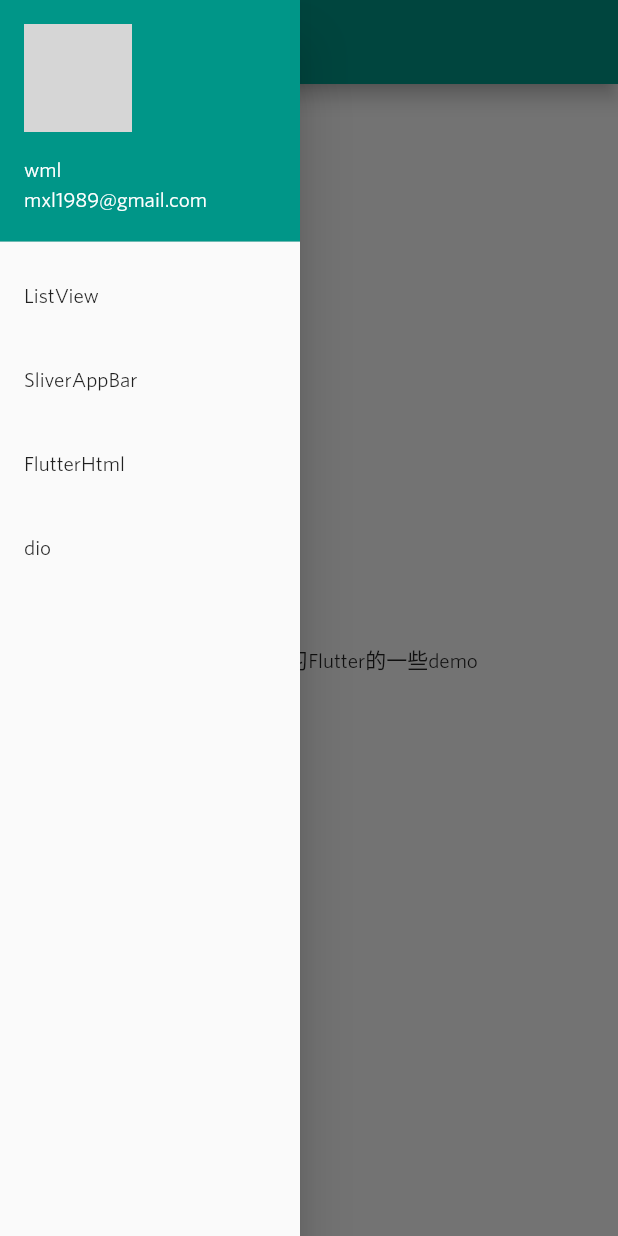
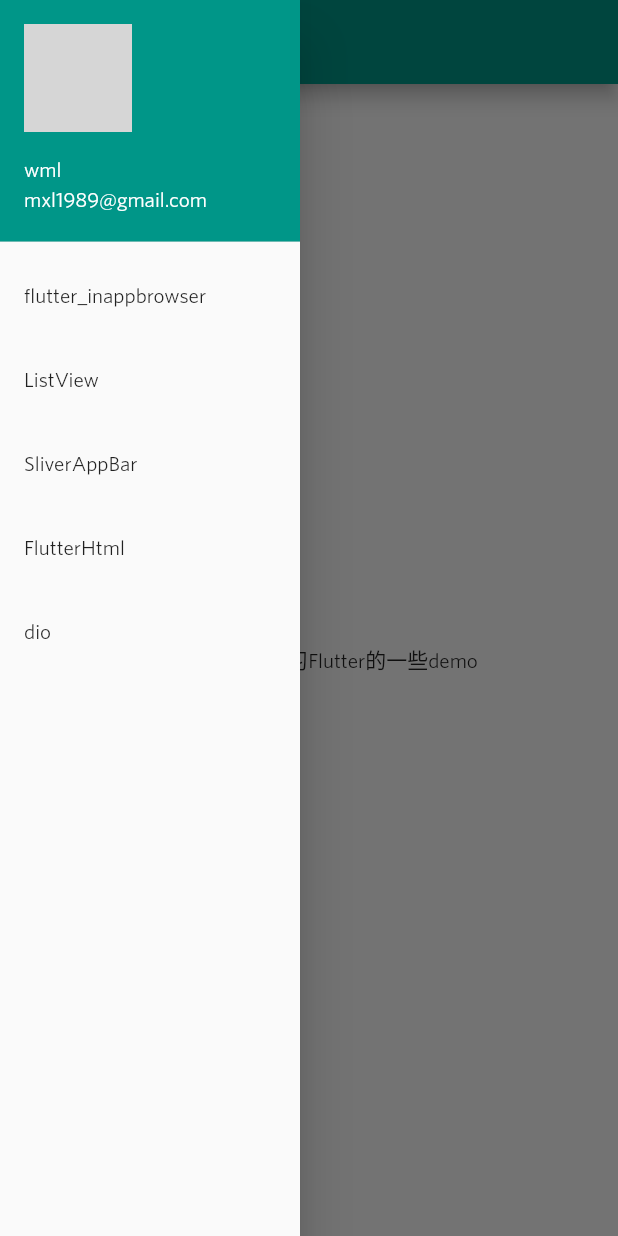
Before and after one commit to w4mxl/FlutterStudyJourney, a Flutter app: the screen it shows after launch, with the side drawer open, on a phone screen of 412 x 824 dp. Run offline on Flutter 3.47's test engine with Material 2 defaults, Android fonts, the phone set to English and light mode, and no system bars; our stand-ins replace dio, flutter_html; missing offline and left inert: flutter_inappbrowser, xpath; network calls fail; grey boxes are pictures that could not be loaded.

Commit message:
test flutter_inappbrowser

```diff
--- a/lib/main.dart
+++ b/lib/main.dart
@@ -3,6 +3,7 @@ import 'package:flutter/material.dart';
 import 'package:flutter_wml_demos/demos/ListView/Widget_ListView.dart';
 import 'package:flutter_wml_demos/demos/SliverAppBar/Widget_SliverAppBar.dart';
 import 'package:flutter_wml_demos/demos/dio/flutter_dio.dart';
+import 'package:flutter_wml_demos/demos/flutter_inappbrowser/chrome_safari_example.screen.dart';
 import 'package:flutter_wml_demos/demos/html/flutter_html.dart';
 
 void main() => runApp(MyApp());
@@ -11,6 +12,7 @@ class MyApp extends StatelessWidget {
   @override
   Widget build(BuildContext context) {
     return MaterialApp(routes: <String, WidgetBuilder>{
+      '/ChromeSafariExampleScreen': (BuildContext context) => new ChromeSafariExampleScreen(),
       '/ListViewPage': (BuildContext context) => new ListViewPage(),
       '/SliverAppBarPage': (BuildContext context) => new SliverAppBarPage(),
       '/FlutterHtmlPage': (BuildContext context) => new FlutterHtmlPage(
@@ -43,9 +45,15 @@ class HomePage extends StatelessWidget {
                 accountName: Text('wml'),
                 accountEmail: Text('mxl1989@gmail.com'),
                 currentAccountPicture: CircleAvatar(
-                  backgroundImage: new NetworkImage(
-                      "https://avatars2.githubusercontent.com/u/3645496?s=460&v=4"),
+                  backgroundImage: new NetworkImage("https://avatars2.githubusercontent.com/u/3645496?s=460&v=4"),
                 ),
+              ),
+              new ListTile(
+                title: Text('flutter_inappbrowser'),
+                onTap: () {
+                  Navigator.of(context).pop();
+                  Navigator.of(context).pushNamed('/ChromeSafariExampleScreen');
+                },
               ),
               new ListTile(
                 title: Text('ListView'),
```
